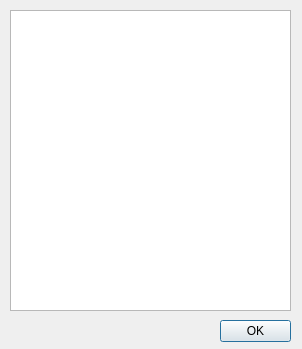
First picture: the form in UIs/ayuda.ui, repository MonodetH/Promedieitor, before the edit.
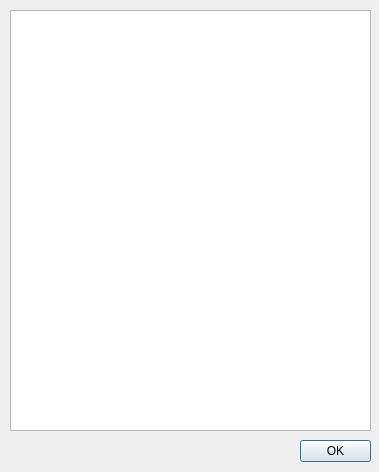
Second picture: the form after the edit.

Patch:
```diff
--- a/UIs/ayuda.ui
+++ b/UIs/ayuda.ui
@@ -6,8 +6,8 @@
    <rect>
     <x>0</x>
     <y>0</y>
-    <width>302</width>
-    <height>349</height>
+    <width>379</width>
+    <height>472</height>
    </rect>
   </property>
   <property name="windowTitle">
@@ -21,8 +21,8 @@
     <rect>
      <x>10</x>
      <y>10</y>
-     <width>281</width>
-     <height>301</height>
+     <width>361</width>
+     <height>421</height>
     </rect>
    </property>
    <property name="readOnly">
@@ -40,8 +40,8 @@
   <widget class="QDialogButtonBox" name="buttonBox">
    <property name="geometry">
     <rect>
-     <x>220</x>
-     <y>320</y>
+     <x>300</x>
+     <y>440</y>
      <width>71</width>
      <height>23</height>
     </rect>
```
Left out of the diff: 4 changed lines with no effect on the pictures.
